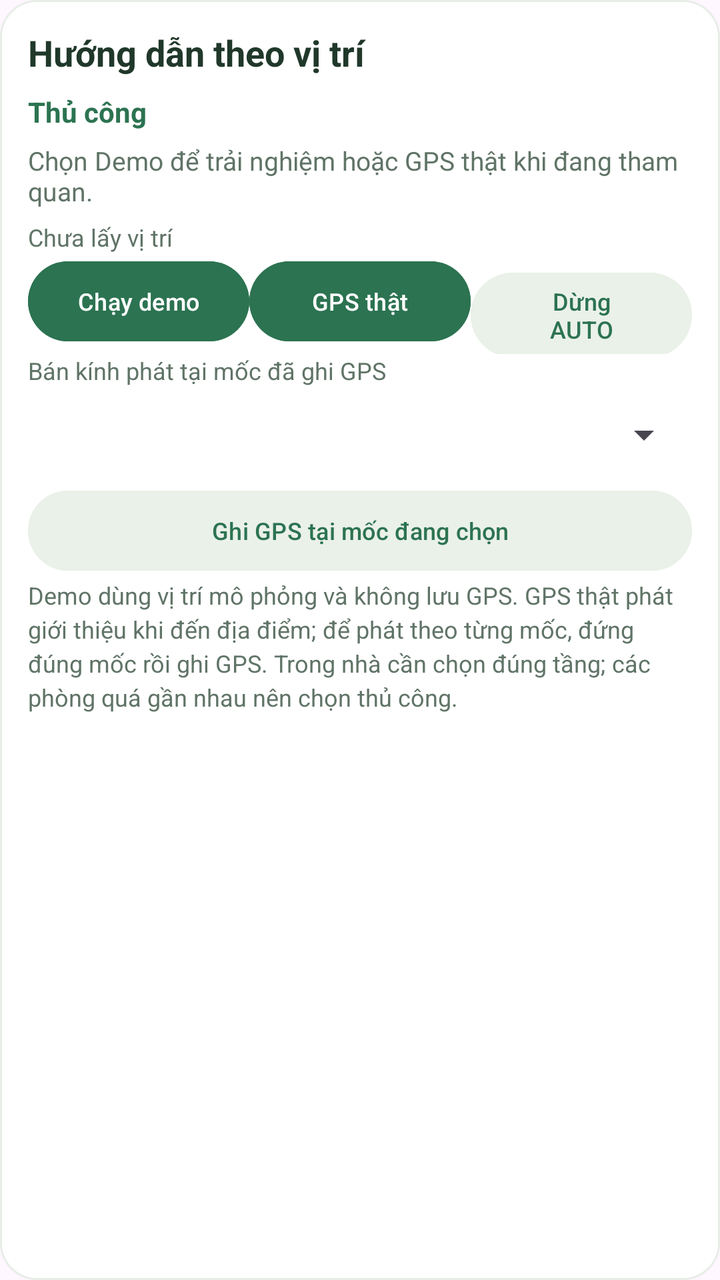
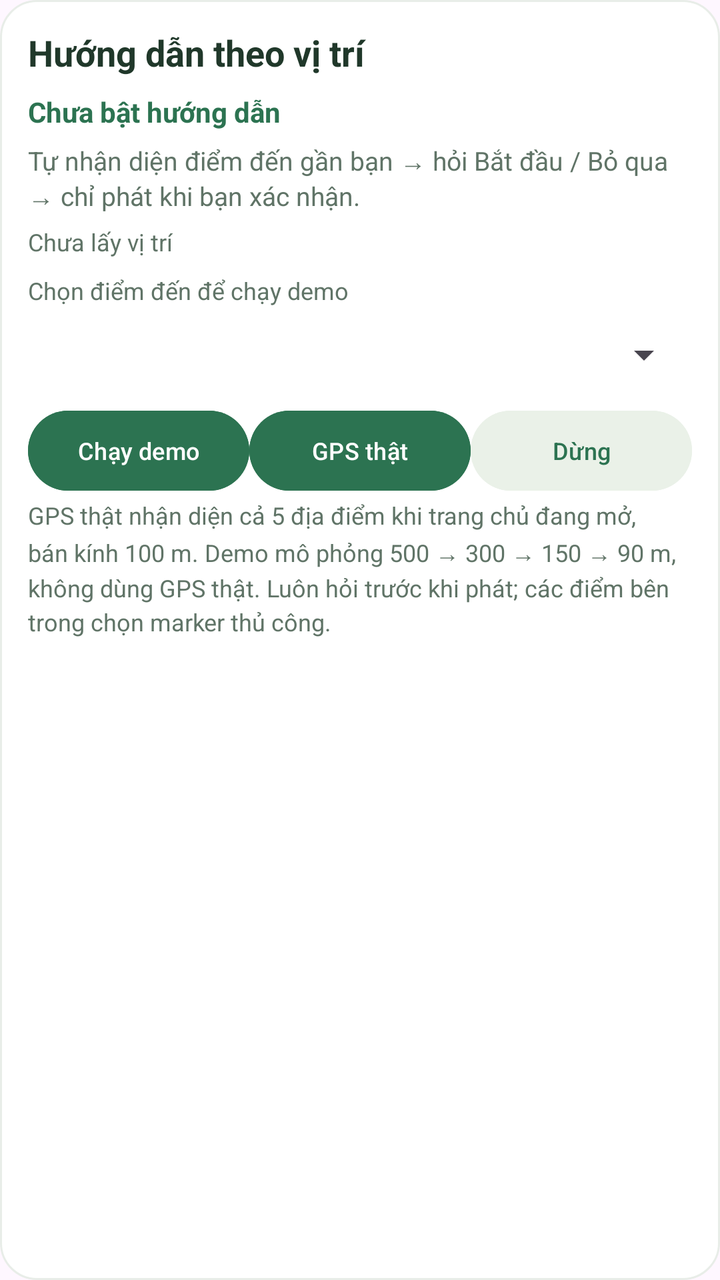

Screens rendered from an Android XML layout before and after an edit, with the pre-edit source and the edit as a unified diff.
<!-- AndroidManifest.xml: application theme Theme.APP_CK -->
<!-- res/layout/view_tham_quan_tu_dong.xml -->
<?xml version="1.0" encoding="utf-8"?>
<LinearLayout
    xmlns:android="http://schemas.android.com/apk/res/android"
    android:layout_width="match_parent"
    android:layout_height="wrap_content"
    android:orientation="vertical"
    android:padding="14dp"
    android:layout_marginBottom="16dp"
    android:background="@drawable/ui_card">

    
    <TextView
        android:layout_width="match_parent"
        android:layout_height="wrap_content"
        android:text="Hướng dẫn theo vị trí"
        android:textSize="18sp"
        android:textStyle="bold"
        android:textColor="#20382A" />

    
    <TextView
        android:id="@+id/autoCheDo"
        android:layout_width="match_parent"
        android:layout_height="wrap_content"
        android:layout_marginTop="8dp"
        android:text="Thủ công"
        android:textStyle="bold"
        android:textColor="#2C7351" />

    
    <TextView
        android:id="@+id/autoTrangThai"
        android:layout_width="match_parent"
        android:layout_height="wrap_content"
        android:layout_marginTop="6dp"
        android:text="Chọn Demo để trải nghiệm hoặc GPS thật khi đang tham quan."
        android:textSize="13sp"
        android:textColor="#607467"
        android:accessibilityLiveRegion="polite" />

    
    <TextView
        android:id="@+id/autoViTri"
        android:layout_width="match_parent"
        android:layout_height="wrap_content"
        android:layout_marginTop="6dp"
        android:text="Chưa lấy vị trí"
        android:textSize="12sp"
        android:textColor="#607467" />

    
    <LinearLayout
        android:layout_width="match_parent"
        android:layout_height="wrap_content"
        android:orientation="horizontal">

        
        <Button
            android:id="@+id/autoDemo"
            android:layout_width="0dp"
            android:layout_height="wrap_content"
            android:layout_weight="1"
            android:minHeight="48dp"
            android:text="Chạy demo"
            android:textAllCaps="false"
            android:textSize="12sp"
            android:textColor="#FFFFFF"
            android:backgroundTint="#2C7351" />

        
        <Button
            android:id="@+id/autoGps"
            android:layout_width="0dp"
            android:layout_height="wrap_content"
            android:layout_weight="1"
            android:minHeight="48dp"
            android:text="GPS thật"
            android:textAllCaps="false"
            android:textSize="12sp"
            android:textColor="#FFFFFF"
            android:backgroundTint="#2C7351" />

        
        <Button
            android:id="@+id/autoDung"
            android:layout_width="0dp"
            android:layout_height="wrap_content"
            android:layout_weight="1"
            android:minHeight="48dp"
            android:text="Dừng AUTO"
            android:textAllCaps="false"
            android:textSize="12sp"
            android:textColor="#2C7351"
            android:backgroundTint="#EAF1E8" />

    </LinearLayout>

    
    <Button
        android:id="@+id/autoDemoTiep"
        android:layout_width="match_parent"
        android:layout_height="wrap_content"
        android:minHeight="48dp"
        android:text="Demo: di chuyển đến mốc tiếp theo"
        android:textAllCaps="false"
        android:textSize="12sp"
        android:visibility="gone"
        android:backgroundTint="#EAF1E8"
        android:textColor="#2C7351" />

    
    <TextView
        android:layout_width="match_parent"
        android:layout_height="wrap_content"
        android:text="Bán kính phát tại mốc đã ghi GPS"
        android:textSize="12sp"
        android:textColor="#607467" />

    
    <Spinner
        android:id="@+id/autoBanKinh"
        android:layout_width="match_parent"
        android:layout_height="48dp"
        android:contentDescription="Chọn bán kính tự động phát" />

    
    <Button
        android:id="@+id/autoGhiGps"
        android:layout_width="match_parent"
        android:layout_height="wrap_content"
        android:minHeight="48dp"
        android:text="Ghi GPS tại mốc đang chọn"
        android:textAllCaps="false"
        android:textSize="12sp"
        android:backgroundTint="#EAF1E8"
        android:textColor="#2C7351" />

    
    <TextView
        android:layout_width="match_parent"
        android:layout_height="wrap_content"
        android:text="Demo dùng vị trí mô phỏng và không lưu GPS. GPS thật phát giới thiệu khi đến địa điểm; để phát theo từng mốc, đứng đúng mốc rồi ghi GPS. Trong nhà cần chọn đúng tầng; các phòng quá gần nhau nên chọn thủ công."
        android:textSize="12sp"
        android:lineSpacingExtra="3dp"
        android:textColor="#607467" />

</LinearLayout>
<!-- resources referenced by this layout -->
<resources>
  <!-- drawable ui_card (drawable) -->
  <?xml version="1.0" encoding="utf-8"?>
  <shape xmlns:android="http://schemas.android.com/apk/res/android"><solid android:color="#FFFFFF"/><corners android:radius="18dp"/><stroke android:width="1dp" android:color="#E8EDE8"/></shape>
  <style name="Theme.APP_CK" parent="Base.Theme.APP_CK" />
  <style name="Base.Theme.APP_CK" parent="Theme.Material3.DayNight.NoActionBar">
          
          
      </style>
</resources>

<!-- the commit's change to res/layout/view_tham_quan_tu_dong.xml (unified diff, before → after) -->
@@ -1,147 +1,53 @@
 <?xml version="1.0" encoding="utf-8"?>
-<LinearLayout
-    xmlns:android="http://schemas.android.com/apk/res/android"
-    android:layout_width="match_parent"
-    android:layout_height="wrap_content"
-    android:orientation="vertical"
-    android:padding="14dp"
-    android:layout_marginBottom="16dp"
-    android:background="@drawable/ui_card">
+<LinearLayout xmlns:android="http://schemas.android.com/apk/res/android"
+    android:layout_width="match_parent" android:layout_height="wrap_content"
+    android:orientation="vertical" android:padding="14dp"
+    android:layout_marginBottom="16dp" android:background="@drawable/ui_card">
 
-    
-    <TextView
-        android:layout_width="match_parent"
-        android:layout_height="wrap_content"
-        android:text="Hướng dẫn theo vị trí"
-        android:textSize="18sp"
-        android:textStyle="bold"
-        android:textColor="#20382A" />
+    <TextView android:layout_width="match_parent" android:layout_height="wrap_content"
+        android:text="Hướng dẫn theo vị trí" android:textSize="18sp"
+        android:textStyle="bold" android:textColor="#20382A" />
+    <TextView android:id="@+id/autoCheDo" android:layout_width="match_parent"
+        android:layout_height="wrap_content" android:layout_marginTop="8dp"
+        android:text="Chưa bật hướng dẫn" android:textStyle="bold" android:textColor="#2C7351" />
+    <TextView android:id="@+id/autoTrangThai" android:layout_width="match_parent"
+        android:layout_height="wrap_content" android:layout_marginTop="6dp"
+        android:text="Tự nhận diện điểm đến gần bạn → hỏi Bắt đầu / Bỏ qua → chỉ phát khi bạn xác nhận."
+        android:textSize="13sp" android:textColor="#607467" android:accessibilityLiveRegion="polite" />
+    <TextView android:id="@+id/autoViTri" android:layout_width="match_parent"
+        android:layout_height="wrap_content" android:layout_marginTop="6dp"
+        android:text="Chưa lấy vị trí" android:textSize="12sp" android:textColor="#607467" />
 
-    
-    <TextView
-        android:id="@+id/autoCheDo"
-        android:layout_width="match_parent"
-        android:layout_height="wrap_content"
-        android:layout_marginTop="8dp"
-        android:text="Thủ công"
-        android:textStyle="bold"
-        android:textColor="#2C7351" />
-
-    
-    <TextView
-        android:id="@+id/autoTrangThai"
-        android:layout_width="match_parent"
-        android:layout_height="wrap_content"
-        android:layout_marginTop="6dp"
-        android:text="Chọn Demo để trải nghiệm hoặc GPS thật khi đang tham quan."
-        android:textSize="13sp"
-        android:textColor="#607467"
-        android:accessibilityLiveRegion="polite" />
-
-    
-    <TextView
-        android:id="@+id/autoViTri"
-        android:layout_width="match_parent"
-        android:layout_height="wrap_content"
-        android:layout_marginTop="6dp"
-        android:text="Chưa lấy vị trí"
-        android:textSize="12sp"
-        android:textColor="#607467" />
-
-    
-    <LinearLayout
-        android:layout_width="match_parent"
-        android:layout_height="wrap_content"
+    <TextView android:layout_width="match_parent" android:layout_height="wrap_content"
+        android:text="Chọn điểm đến để chạy demo" android:layout_marginTop="8dp"
+        android:textSize="12sp" android:textColor="#607467" />
+    <Spinner android:id="@+id/autoChonDiaDiemDemo" android:layout_width="match_parent"
+        android:layout_height="48dp" android:contentDescription="Địa điểm mô phỏng" />
+    <LinearLayout android:layout_width="match_parent" android:layout_height="wrap_content"
         android:orientation="horizontal">
-
-        
-        <Button
-            android:id="@+id/autoDemo"
-            android:layout_width="0dp"
-            android:layout_height="wrap_content"
-            android:layout_weight="1"
-            android:minHeight="48dp"
-            android:text="Chạy demo"
-            android:textAllCaps="false"
-            android:textSize="12sp"
-            android:textColor="#FFFFFF"
-            android:backgroundTint="#2C7351" />
-
-        
-        <Button
-            android:id="@+id/autoGps"
-            android:layout_width="0dp"
-            android:layout_height="wrap_content"
-            android:layout_weight="1"
-            android:minHeight="48dp"
-            android:text="GPS thật"
-            android:textAllCaps="false"
-            android:textSize="12sp"
-            android:textColor="#FFFFFF"
-            android:backgroundTint="#2C7351" />
-
-        
-        <Button
-            android:id="@+id/autoDung"
-            android:layout_width="0dp"
-            android:layout_height="wrap_content"
-            android:layout_weight="1"
-            android:minHeight="48dp"
-            android:text="Dừng AUTO"
-            android:textAllCaps="false"
-            android:textSize="12sp"
-            android:textColor="#2C7351"
-            android:backgroundTint="#EAF1E8" />
-
+        <Button android:id="@+id/autoDemo" android:layout_width="0dp"
+            android:layout_height="wrap_content" android:layout_weight="1" android:minHeight="48dp"
+            android:text="Chạy demo" android:textAllCaps="false" android:textSize="12sp"
+            android:textColor="#FFFFFF" android:backgroundTint="#2C7351" />
+        <Button android:id="@+id/autoGps" android:layout_width="0dp"
+            android:layout_height="wrap_content" android:layout_weight="1" android:minHeight="48dp"
+            android:text="GPS thật" android:textAllCaps="false" android:textSize="12sp"
+            android:textColor="#FFFFFF" android:backgroundTint="#2C7351" />
+        <Button android:id="@+id/autoDung" android:layout_width="0dp"
+            android:layout_height="wrap_content" android:layout_weight="1" android:minHeight="48dp"
+            android:text="Dừng" android:textAllCaps="false" android:textSize="12sp"
+            android:textColor="#2C7351" android:backgroundTint="#EAF1E8" />
     </LinearLayout>
-
-    
-    <Button
-        android:id="@+id/autoDemoTiep"
-        android:layout_width="match_parent"
-        android:layout_height="wrap_content"
-        android:minHeight="48dp"
-        android:text="Demo: di chuyển đến mốc tiếp theo"
-        android:textAllCaps="false"
-        android:textSize="12sp"
-        android:visibility="gone"
-        android:backgroundTint="#EAF1E8"
-        android:textColor="#2C7351" />
-
-    
-    <TextView
-        android:layout_width="match_parent"
-        android:layout_height="wrap_content"
-        android:text="Bán kính phát tại mốc đã ghi GPS"
-        android:textSize="12sp"
-        android:textColor="#607467" />
-
-    
-    <Spinner
-        android:id="@+id/autoBanKinh"
-        android:layout_width="match_parent"
-        android:layout_height="48dp"
-        android:contentDescription="Chọn bán kính tự động phát" />
-
-    
-    <Button
-        android:id="@+id/autoGhiGps"
-        android:layout_width="match_parent"
-        android:layout_height="wrap_content"
-        android:minHeight="48dp"
-        android:text="Ghi GPS tại mốc đang chọn"
-        android:textAllCaps="false"
-        android:textSize="12sp"
-        android:backgroundTint="#EAF1E8"
-        android:textColor="#2C7351" />
-
-    
-    <TextView
-        android:layout_width="match_parent"
-        android:layout_height="wrap_content"
-        android:text="Demo dùng vị trí mô phỏng và không lưu GPS. GPS thật phát giới thiệu khi đến địa điểm; để phát theo từng mốc, đứng đúng mốc rồi ghi GPS. Trong nhà cần chọn đúng tầng; các phòng quá gần nhau nên chọn thủ công."
-        android:textSize="12sp"
-        android:lineSpacingExtra="3dp"
-        android:textColor="#607467" />
-
+    <Button android:id="@+id/autoDemoDenGan" android:layout_width="match_parent"
+        android:layout_height="wrap_content" android:minHeight="48dp"
+        android:text="Demo: bước khoảng cách tiếp theo" android:textAllCaps="false"
+        android:textSize="12sp" android:visibility="gone"
+        android:backgroundTint="#EAF1E8" android:textColor="#2C7351" />
+    <Button android:id="@+id/autoMoChiTiet" android:layout_width="match_parent"
+        android:layout_height="wrap_content" android:minHeight="48dp"
+        android:text="Mở chi tiết địa điểm" android:visibility="gone" android:textAllCaps="false" android:textSize="13sp"
+        android:backgroundTint="#EAF1E8" android:textColor="#2C7351" />
+    <TextView android:layout_width="match_parent" android:layout_height="wrap_content"
+        android:text="GPS thật nhận diện cả 5 địa điểm khi trang chủ đang mở, bán kính 100 m. Demo mô phỏng 500 → 300 → 150 → 90 m, không dùng GPS thật. Luôn hỏi trước khi phát; các điểm bên trong chọn marker thủ công."
+        android:textSize="12sp" android:lineSpacingExtra="3dp" android:textColor="#607467" />
 </LinearLayout>
<!-- resource entries referenced after the edit -->
@@ -5,8 +5,42 @@
   <shape xmlns:android="http://schemas.android.com/apk/res/android"><solid android:color="#FFFFFF"/><corners android:radius="18dp"/><stroke android:width="1dp" android:color="#E8EDE8"/></shape>
   <style name="Theme.APP_CK" parent="Base.Theme.APP_CK" />
   <style name="Base.Theme.APP_CK" parent="Theme.Material3.DayNight.NoActionBar">
+          <item name="materialAlertDialogTheme">@style/ThemeOverlay.APP_CK.Dialog</item>
           
           
       </style>
+  <style name="ThemeOverlay.APP_CK.Dialog" parent="ThemeOverlay.Material3.MaterialAlertDialog">
+          <item name="colorPrimary">#4F7C5A</item>
+          <item name="colorOnPrimary">#FFFFFF</item>
+          <item name="colorSurface">#FFFFFF</item>
+          <item name="colorSurfaceContainerHigh">#FFFFFF</item>
+          <item name="colorOnSurface">#24382D</item>
+          <item name="colorOnSurfaceVariant">#647568</item>
+          <item name="android:textColorPrimary">#24382D</item>
+          <item name="android:textColorSecondary">#647568</item>
+          <item name="shapeAppearanceOverlay">@style/ShapeAppearance.APP_CK.Dialog</item>
+          <item name="buttonBarPositiveButtonStyle">@style/Widget.APP_CK.Dialog.Positive</item>
+          <item name="buttonBarNegativeButtonStyle">@style/Widget.APP_CK.Dialog.Negative</item>
+          <item name="buttonBarNeutralButtonStyle">@style/Widget.APP_CK.Dialog.Negative</item>
+      </style>
+  <style name="ShapeAppearance.APP_CK.Dialog" parent="">
+          <item name="cornerFamily">rounded</item>
+          <item name="cornerSize">24dp</item>
+      </style>
+  <style name="Widget.APP_CK.Dialog.Positive" parent="Widget.Material3.Button.TextButton.Dialog">
+          <item name="android:textColor">#FFFFFF</item>
+          <item name="backgroundTint">#4F7C5A</item>
+          <item name="cornerRadius">12dp</item>
+          <item name="android:textAllCaps">false</item>
+          <item name="android:minHeight">48dp</item>
+          <item name="android:layout_marginStart">8dp</item>
+      </style>
+  <style name="Widget.APP_CK.Dialog.Negative" parent="Widget.Material3.Button.TextButton.Dialog">
+          <item name="android:textColor">#4F7C5A</item>
+          <item name="backgroundTint">#EEF4EA</item>
+          <item name="cornerRadius">12dp</item>
+          <item name="android:textAllCaps">false</item>
+          <item name="android:minHeight">48dp</item>
+      </style>
 </resources>
 
